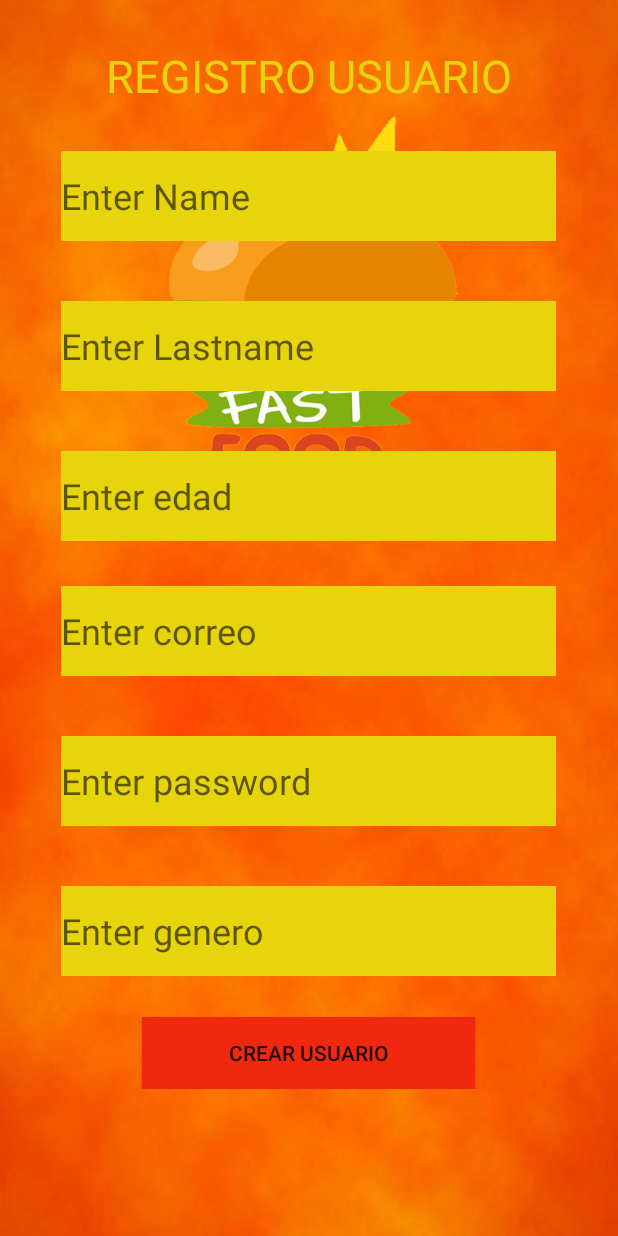
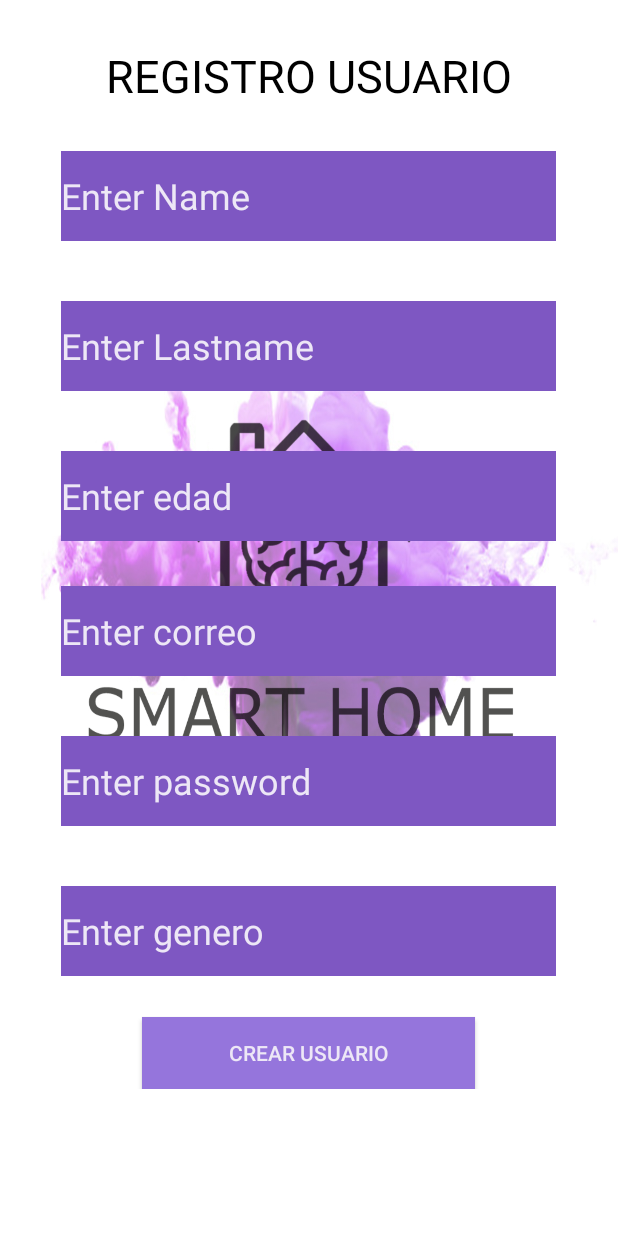
Before and after one commit to RosaMedina28/Proyecto_Dise-o, an Android app: the registroActivity screen opened directly, with no data from a screen before it, on a phone screen of 412 x 824 dp. Run offline under Robolectric (Android 15) with nearby library versions, the phone set to English and light mode, and no system bars; our stand-ins replace Volley; network calls fail.

Commit message:
Registro

```diff
--- a/app/src/main/res/layout/activity_registro.xml
+++ b/app/src/main/res/layout/activity_registro.xml
@@ -5,7 +5,7 @@
     android:layout_width="match_parent"
     android:layout_height="match_parent"
     tools:context=".registroActivity"
-    android:background="@drawable/ffo">
+    android:background="@drawable/eee">
 
     <ScrollView
         android:layout_width="match_parent"
@@ -21,7 +21,7 @@
                 android:layout_height = "wrap_content"
                 android:text = "REGISTRO USUARIO"
                 android:layout_centerHorizontal = "true"
-                android:textColor = "#E7D40A"
+                android:textColor = "#000000"
                 android:textSize = "30dp"
                 android:layout_marginTop="30dp"/>
 
@@ -33,10 +33,11 @@
                 android:layout_centerInParent="true"
                 android:layout_marginTop="30dp"
                 android:layout_marginEnd="-1dp"
-                android:background="#E7D40A"
+                android:background="#7E57C2"
                 android:focusable="true"
                 android:hint="Enter Name"
-                android:textSize="24dp" />
+                android:textSize="24dp"
+                android:textColorHint="#EDE7F6"/>
             <EditText
                 android:id="@+id/edit_apellido"
                 android:layout_width="330dp"
@@ -45,9 +46,9 @@
                 android:layout_centerInParent="true"
                 android:layout_marginTop="40dp"
                 android:layout_marginEnd="1dp"
-                android:background="#E7D40A"
+                android:background="#7E57C2"
                 android:hint="Enter Lastname"
-
+                 android:textColorHint="#EDE7F6"
                 android:textSize="24dp" />
             <EditText
                 android:id="@+id/edit_edad"
@@ -57,9 +58,9 @@
                 android:layout_centerInParent="true"
                 android:layout_marginTop="40dp"
                 android:layout_marginEnd="1dp"
-                android:background="#E7D40A"
+                android:background="#7E57C2"
                 android:hint="Enter edad"
-
+                android:textColorHint="#EDE7F6"
                 android:textSize="24dp" />
             <EditText
                 android:id="@+id/edit_correo"
@@ -69,10 +70,11 @@
                 android:layout_centerInParent="true"
                 android:layout_marginTop="30dp"
                 android:layout_marginEnd="-1dp"
-                android:background="#E7D40A"
+                android:background="#7E57C2"
                 android:focusable="true"
                 android:hint="Enter correo"
-                android:textSize="24dp" />
+                android:textSize="24dp"
+                android:textColorHint="#EDE7F6"/>
 
             <EditText
                 android:id="@+id/edit_password"
@@ -82,10 +84,11 @@
                 android:layout_centerInParent="true"
                 android:layout_marginTop="40dp"
                 android:layout_marginEnd="1dp"
-                android:background="#E7D40A"
+                android:background="#7E57C2"
                 android:hint="Enter password"
                 android:inputType="textPassword"
-                android:textSize="24dp" />
+                android:textSize="24dp"
+                android:textColorHint="#EDE7F6"/>
 
             <EditText
                 android:id="@+id/edit_genero"
@@ -95,8 +98,9 @@
                 android:layout_centerInParent="true"
                 android:layout_marginTop="40dp"
                 android:layout_marginEnd="1dp"
-                android:background="#E7D40A"
+                android:background="#7E57C2"
                 android:hint="Enter genero"
+                android:textColorHint="#EDE7F6"
 
                 android:textSize="24dp" />
 
@@ -108,7 +112,8 @@
                 android:layout_below="@id/edit_genero"
                 android:layout_centerInParent="true"
                 android:layout_marginTop="27dp"
-                android:background="#EF280F"
+                android:background="#9575DC"
+                android:textColor="#EDE7F6"
                 android:text="Crear usuario" />
 
         </RelativeLayout>
```
Also changed, not shown: app/src/main/res/drawable-v24/eee.jpg (added).
